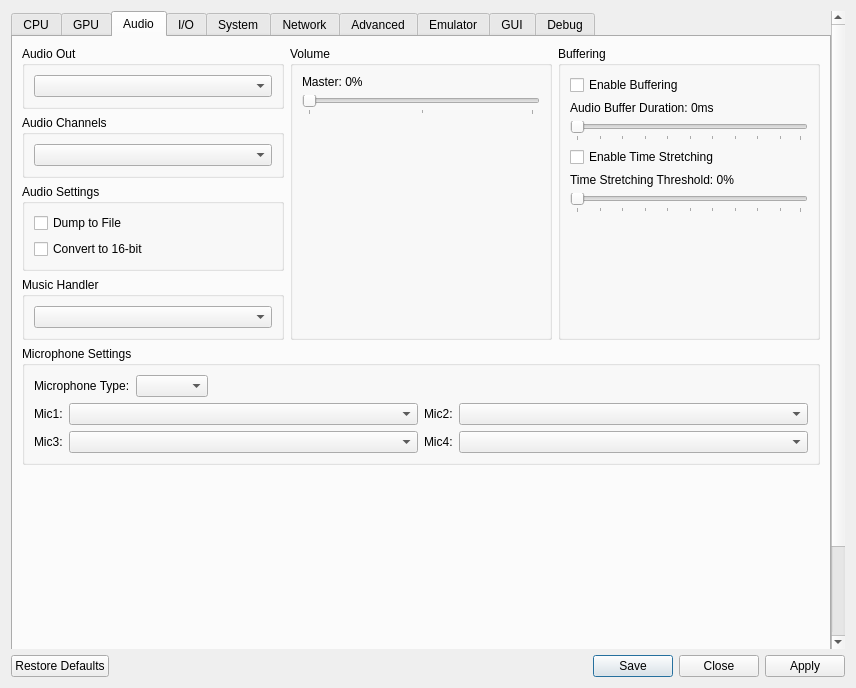
Above: rpcs3/rpcs3qt/settings_dialog.ui from RPCS3/rpcs3 before the change. Below: the same form after it.
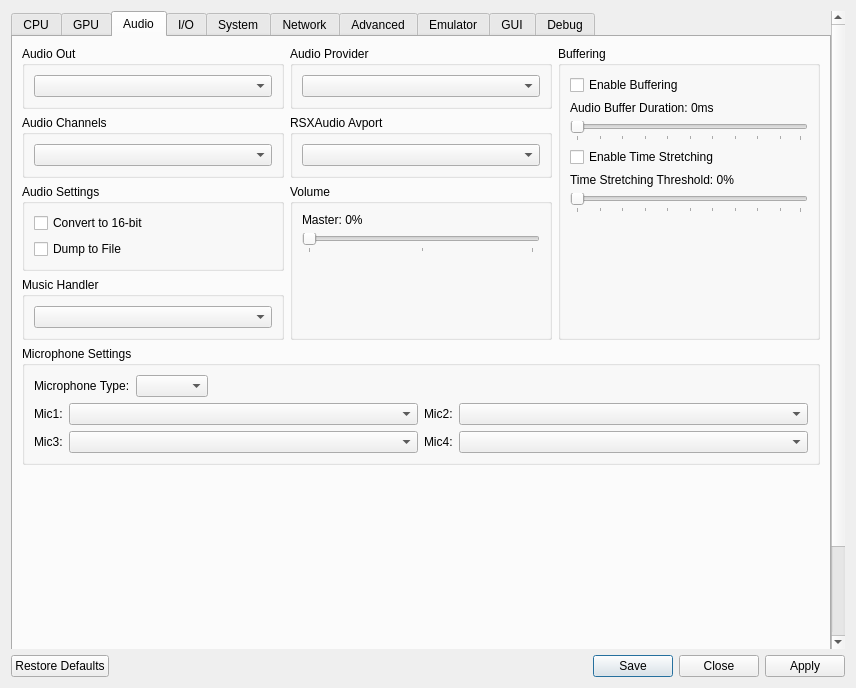
That is the form after the change. Icons and pictures are not drawn.

What changed in the file:
```diff
--- a/rpcs3/rpcs3qt/settings_dialog.ui
+++ b/rpcs3/rpcs3qt/settings_dialog.ui
@@ -1048,13 +1048,6 @@
                <string>Audio Settings</string>
               </property>
               <layout class="QVBoxLayout" name="gb_audio_settings_layout">
-               <item>
-                <widget class="QCheckBox" name="audioDump">
-                 <property name="text">
-                  <string>Dump to File</string>
-                 </property>
-                </widget>
-               </item>
                <item>
                 <widget class="QCheckBox" name="convert">
                  <property name="text">
@@ -1062,6 +1055,13 @@
                  </property>
                 </widget>
                </item>
+               <item>
+                <widget class="QCheckBox" name="audioDump">
+                 <property name="text">
+                  <string>Dump to File</string>
+                 </property>
+                </widget>
+               </item>
                <item>
                 <spacer name="spacer_audio_settings">
                  <property name="orientation">
@@ -1113,6 +1113,30 @@
           </item>
           <item>
            <layout class="QVBoxLayout" name="audioTabLayoutTopMiddle">
+            <item>
+             <widget class="QGroupBox" name="gb_audio_provider">
+              <property name="title">
+               <string>Audio Provider</string>
+              </property>
+              <layout class="QVBoxLayout" name="gb_audio_provider_layout">
+               <item>
+                <widget class="QComboBox" name="audioProviderBox"/>
+               </item>
+              </layout>
+             </widget>
+            </item>
+            <item>
+             <widget class="QGroupBox" name="gb_audio_avport">
+              <property name="title">
+               <string>RSXAudio Avport</string>
+              </property>
+              <layout class="QVBoxLayout" name="gb_audio_avport_layout">
+               <item>
+                <widget class="QComboBox" name="audioAvportBox"/>
+               </item>
+              </layout>
+             </widget>
+            </item>
             <item>
              <widget class="QGroupBox" name="gb_audio_volume">
               <property name="title">
```
